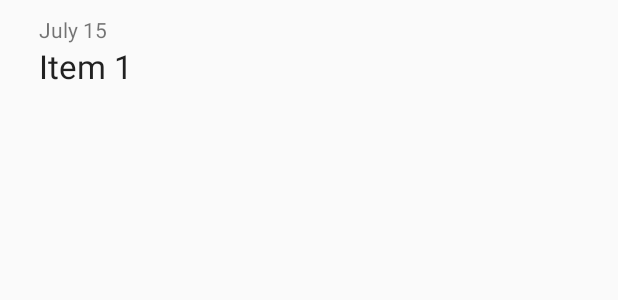
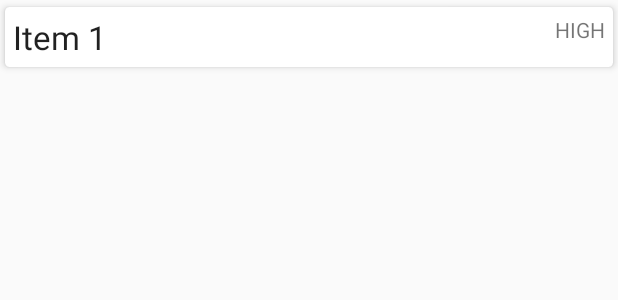
Before and after one commit to johnpaulfernandez/EasyDo_ToDoListApp, an Android app: the layout todo_item.xml on its own in the app's theme, with its tools: preview values and no code run, on a phone screen of 412 x 824 dp. Shown: the top 300 px of the screen. Run offline under Robolectric (Android 15) with nearby library versions, the phone set to English and light mode, and no system bars.

Commit message:
Add support for selecting the priority of each todo item (and display in listview item)

```diff
--- a/app/build.gradle
+++ b/app/build.gradle
@@ -26,5 +26,6 @@ dependencies {
     })
     compile 'com.android.support:appcompat-v7:25.1.0'
     compile 'commons-io:commons-io:2.4'
+    compile 'com.android.support:cardview-v7:25.3.0'
     testCompile 'junit:junit:4.12'
 }
--- a/app/src/main/res/layout/todo_item.xml
+++ b/app/src/main/res/layout/todo_item.xml
@@ -1,28 +1,45 @@
 <?xml version="1.0" encoding="utf-8"?>
-<RelativeLayout xmlns:android="http://schemas.android.com/apk/res/android"
-    android:orientation="vertical" android:layout_width="match_parent"
-    android:layout_height="match_parent">
+<android.support.v7.widget.CardView xmlns:android="http://schemas.android.com/apk/res/android"
+    xmlns:app="http://schemas.android.com/apk/res-auto"
+
+    android:id="@+id/card_item"
+    android:layout_width="match_parent"
+    android:layout_height="wrap_content"
+    app:cardBackgroundColor="@color/cardview_light_background"
+    app:cardCornerRadius="3dp"
+    app:cardElevation="3dp"
+    app:cardPreventCornerOverlap="false"
+    app:cardUseCompatPadding="true">
+
+    <RelativeLayout
+        android:layout_width="match_parent"
+        android:layout_height="match_parent"
+        android:orientation="vertical">
 
         <TextView
             android:id="@+id/tvItem"
             android:layout_width="match_parent"
             android:layout_height="wrap_content"
-        android:text="Item 1"
-        android:textAppearance="@android:style/TextAppearance.Material.Large"
-        android:layout_below="@+id/tvDate"
             android:layout_alignParentLeft="true"
             android:layout_alignParentStart="true"
-        android:layout_marginLeft="26dp"
-        android:layout_marginStart="26dp" />
+            android:layout_below="@+id/tvDate"
+            android:layout_marginBottom="5dp"
+            android:layout_marginLeft="5dp"
+            android:layout_marginStart="5dp"
+            android:layout_marginTop="5dp"
+            android:layout_toStartOf="@+id/tvPriority"
+            android:text="Item 1"
+            android:textAppearance="@android:style/TextAppearance.Material.Large" />
 
         <TextView
-        android:id="@+id/tvDate"
+            android:id="@+id/tvPriority"
             android:layout_width="wrap_content"
             android:layout_height="wrap_content"
-        android:text="July 15"
-        android:layout_alignParentTop="true"
-        android:layout_alignLeft="@+id/tvItem"
-        android:layout_alignStart="@+id/tvItem"
-        android:paddingTop="10dp" />
+            android:layout_alignParentEnd="true"
+            android:layout_alignParentRight="true"
+            android:layout_alignTop="@+id/tvItem"
+            android:layout_marginRight="5dp"
+            android:text="HIGH" />
 
     </RelativeLayout>
+</android.support.v7.widget.CardView>
```
Also changed, not shown: app/src/main/java/com/codepath/easydo/DatabaseHelper.java (+19 -9 lines), app/src/main/java/com/codepath/easydo/DetailsDialogFragment.java (+25 -23 lines), app/src/main/java/com/codepath/easydo/Items.java (+16 -8 lines), app/src/main/java/com/codepath/easydo/MainActivity.java (+9 -8 lines), app/src/main/java/com/codepath/easydo/ToDoAdapter.java (+17 -3 lines), app/src/main/java/com/codepath/easydo/Util.java (added, +24 -0 lines). Lines whose indentation alone changed are shown as unchanged.
